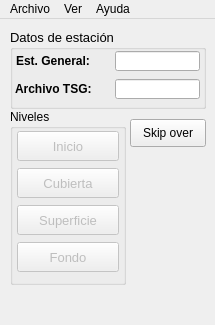
AlvaroCubiella/SIPO, file src/App/ui/Main.ui: the form before one commit.
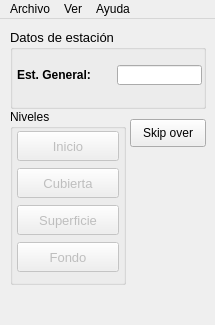
The form after the commit.

```diff
--- a/src/App/ui/Main.ui
+++ b/src/App/ui/Main.ui
@@ -64,12 +64,12 @@
     <property name="title">
      <string>Datos de estación</string>
     </property>
-    <widget class="QWidget" name="">
+    <widget class="QWidget" name="layoutWidget">
      <property name="geometry">
       <rect>
        <x>5</x>
        <y>20</y>
-       <width>186</width>
+       <width>190</width>
        <height>53</height>
       </rect>
      </property>
@@ -123,55 +123,6 @@
         </item>
        </layout>
       </item>
-      <item>
-       <layout class="QHBoxLayout" name="horizontalLayout_2">
-        <item>
-         <widget class="QLabel" name="lbl_fTSG">
-          <property name="minimumSize">
-           <size>
-            <width>94</width>
-            <height>18</height>
-           </size>
-          </property>
-          <property name="maximumSize">
-           <size>
-            <width>94</width>
-            <height>18</height>
-           </size>
-          </property>
-          <property name="font">
-           <font>
-            <pointsize>9</pointsize>
-            <weight>75</weight>
-            <bold>true</bold>
-           </font>
-          </property>
-          <property name="text">
-           <string>Archivo TSG:</string>
-          </property>
-         </widget>
-        </item>
-        <item>
-         <widget class="QLineEdit" name="txt_fTSG">
-          <property name="minimumSize">
-           <size>
-            <width>85</width>
-            <height>20</height>
-           </size>
-          </property>
-          <property name="maximumSize">
-           <size>
-            <width>85</width>
-            <height>20</height>
-           </size>
-          </property>
-          <property name="text">
-           <string/>
-          </property>
-         </widget>
-        </item>
-       </layout>
-      </item>
      </layout>
     </widget>
    </widget>
```
Left out of the diff: 1 changed line with no effect on the pictures.
